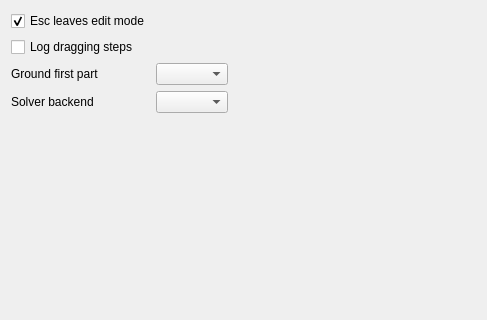
Old version of the form src/Mod/Assembly/Gui/Resources/preferences/Assembly.ui in the repository drwho495/FreeCAD; both pictures show x 0 to 487 and y 0 to 320 of the 487 by 691 pixel window.
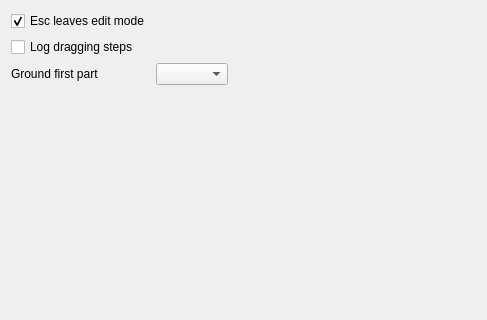
New version of the form. Custom widgets are drawn as their Qt base class.

Commit message: Revert assembly changes

Diff of the .ui file:
```diff
--- a/src/Mod/Assembly/Gui/Resources/preferences/Assembly.ui
+++ b/src/Mod/Assembly/Gui/Resources/preferences/Assembly.ui
@@ -83,25 +83,7 @@
      </property>
     </spacer>
    </item>
-    <item row="3" column="0">
-     <widget class="QLabel" name="solverBackendLabel">
-      <property name="text">
-       <string>Solver backend</string>
-      </property>
-     </widget>
-    </item>
-    <item row="3" column="1">
-     <widget class="QComboBox" name="solverBackend">
-      <property name="toolTip">
-       <string>Select which constraint solver to use for assemblies.
-Changes take effect when an assembly is next opened or created.</string>
-      </property>
-      <property name="currentIndex">
-       <number>0</number>
-      </property>
-     </widget>
-    </item>
-   <item row="4" column="0">
+   <item row="3" column="0">
     <spacer name="verticalSpacer">
      <property name="orientation">
       <enum>Qt::Vertical</enum>
```
The commit also changes 20 other files.
